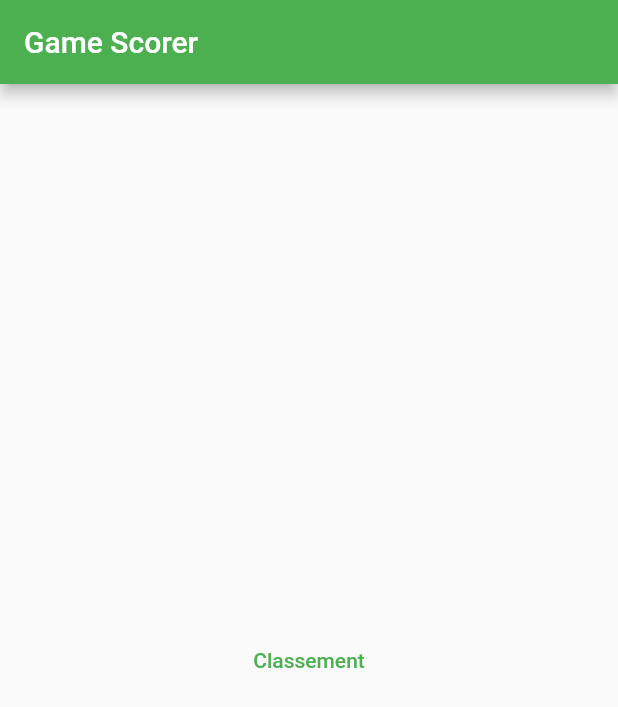
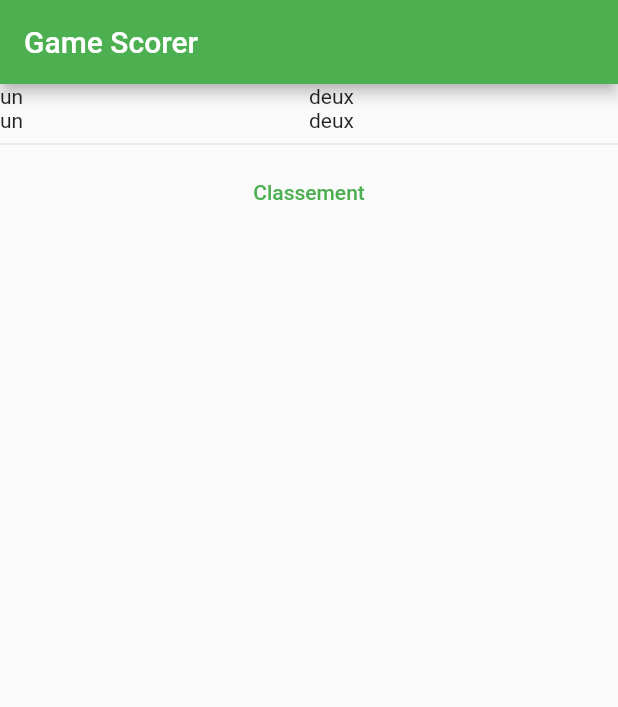
Before and after one commit to abasty/getx_scorer, a Flutter app: the screen it shows after launch, on a phone screen of 412 x 824 dp. Shown: the top 707 px of the screen. Run offline on Flutter 3.47's test engine with Material 2 defaults, Android fonts, the phone set to English and light mode, and no system bars; our stand-ins replace get, localstorage.

Commit message:
Added Table wodget

```diff
--- a/lib/main.dart
+++ b/lib/main.dart
@@ -18,7 +18,22 @@ class ScorerApp extends StatelessWidget {
         appBar: AppBar(
           title: const Text('Game Scorer'),
         ),
-        body: Center(
+        body: Column(
+          children: [
+            Table(
+              children: [
+                TableRow(children: [
+                  TableCell(child: Text('un')),
+                  TableCell(child: Text('deux')),
+                ]),
+                TableRow(children: [
+                  TableCell(child: Text('un')),
+                  TableCell(child: Text('deux')),
+                ]),
+              ],
+            ),
+            Divider(),
+            Center(
               child: TextButton(
                 onPressed: () {
                   Get.snackbar(
@@ -29,6 +44,8 @@ class ScorerApp extends StatelessWidget {
                 child: const Text('Classement'),
               ),
             ),
+          ],
+        ),
       ),
     );
   }
```
Lines whose indentation alone changed are shown as unchanged.
